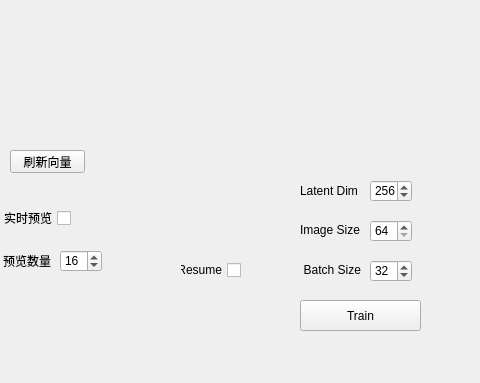
Qt form ui/FaceTool.ui (boyzwj/gan_tool) before a commit; both pictures show x 870 to 1350 and y 459 to 842 of the 1350 by 842 pixel window.
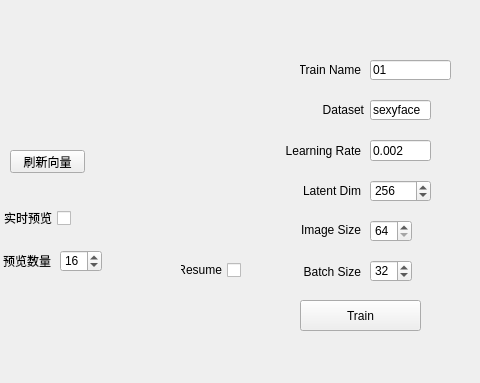
The same form after that commit.

Patch:
```diff
--- a/ui/FaceTool.ui
+++ b/ui/FaceTool.ui
@@ -58,10 +58,10 @@
    <widget class="QLabel" name="label">
     <property name="geometry">
      <rect>
-      <x>1160</x>
+      <x>1150</x>
       <y>702</y>
-      <width>71</width>
-      <height>16</height>
+      <width>81</width>
+      <height>20</height>
      </rect>
     </property>
     <property name="layoutDirection">
@@ -220,40 +220,52 @@
    <widget class="QLabel" name="label_3">
     <property name="geometry">
      <rect>
-      <x>1170</x>
+      <x>1140</x>
       <y>660</y>
-      <width>71</width>
+      <width>91</width>
       <height>20</height>
      </rect>
     </property>
+    <property name="layoutDirection">
+     <enum>Qt::LeftToRight</enum>
+    </property>
     <property name="text">
      <string>Image Size</string>
     </property>
+    <property name="alignment">
+     <set>Qt::AlignRight|Qt::AlignTrailing|Qt::AlignVCenter</set>
+    </property>
    </widget>
    <widget class="QLabel" name="label_4">
     <property name="geometry">
      <rect>
-      <x>1170</x>
+      <x>1150</x>
       <y>620</y>
-      <width>61</width>
+      <width>81</width>
       <height>21</height>
      </rect>
     </property>
+    <property name="layoutDirection">
+     <enum>Qt::LeftToRight</enum>
+    </property>
     <property name="text">
      <string>Latent Dim</string>
     </property>
+    <property name="alignment">
+     <set>Qt::AlignRight|Qt::AlignTrailing|Qt::AlignVCenter</set>
+    </property>
    </widget>
    <widget class="QSpinBox" name="sbLatentDim">
     <property name="geometry">
      <rect>
       <x>1240</x>
       <y>620</y>
-      <width>42</width>
+      <width>61</width>
       <height>22</height>
      </rect>
     </property>
     <property name="minimum">
-     <number>32</number>
+     <number>8</number>
     </property>
     <property name="maximum">
      <number>512</number>
@@ -268,6 +280,96 @@
      <number>10</number>
     </property>
    </widget>
+   <widget class="QLabel" name="label_5">
+    <property name="geometry">
+     <rect>
+      <x>1140</x>
+      <y>580</y>
+      <width>91</width>
+      <height>21</height>
+     </rect>
+    </property>
+    <property name="layoutDirection">
+     <enum>Qt::LeftToRight</enum>
+    </property>
+    <property name="text">
+     <string>Learning Rate</string>
+    </property>
+    <property name="alignment">
+     <set>Qt::AlignRight|Qt::AlignTrailing|Qt::AlignVCenter</set>
+    </property>
+   </widget>
+   <widget class="QLineEdit" name="sbLearningRate">
+    <property name="geometry">
+     <rect>
+      <x>1240</x>
+      <y>580</y>
+      <width>61</width>
+      <height>21</height>
+     </rect>
+    </property>
+    <property name="text">
+     <string>0.002</string>
+    </property>
+   </widget>
+   <widget class="QLineEdit" name="sbTrainName">
+    <property name="geometry">
+     <rect>
+      <x>1240</x>
+      <y>500</y>
+      <width>81</width>
+      <height>20</height>
+     </rect>
+    </property>
+    <property name="text">
+     <string>01</string>
+    </property>
+   </widget>
+   <widget class="QLabel" name="label_6">
+    <property name="geometry">
+     <rect>
+      <x>1170</x>
+      <y>500</y>
+      <width>61</width>
+      <height>20</height>
+     </rect>
+    </property>
+    <property name="text">
+     <string>Train Name</string>
+    </property>
+    <property name="alignment">
+     <set>Qt::AlignRight|Qt::AlignTrailing|Qt::AlignVCenter</set>
+    </property>
+   </widget>
+   <widget class="QLabel" name="label_7">
+    <property name="geometry">
+     <rect>
+      <x>1180</x>
+      <y>544</y>
+      <width>54</width>
+      <height>12</height>
+     </rect>
+    </property>
+    <property name="text">
+     <string>Dataset</string>
+    </property>
+    <property name="alignment">
+     <set>Qt::AlignRight|Qt::AlignTrailing|Qt::AlignVCenter</set>
+    </property>
+   </widget>
+   <widget class="QLineEdit" name="sbDataset">
+    <property name="geometry">
+     <rect>
+      <x>1240</x>
+      <y>540</y>
+      <width>61</width>
+      <height>20</height>
+     </rect>
+    </property>
+    <property name="text">
+     <string>sexyface</string>
+    </property>
+   </widget>
   </widget>
   <widget class="QMenuBar" name="menubar">
    <property name="geometry">
```
